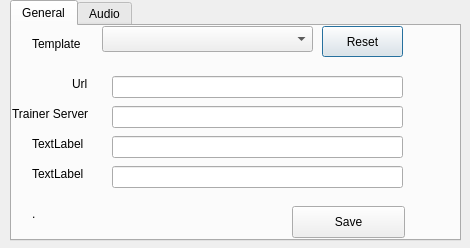
Old version of the form SettingsDialog.ui in the repository seven1240/trainer-studio-opensource.
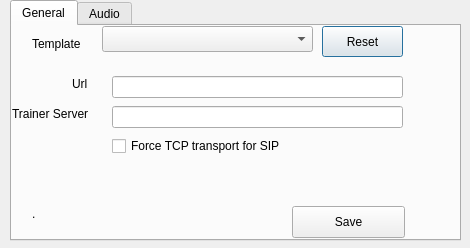
New version of the form.

Commit message: build target to 10.5, sip transport option, auto pause, collect system info etc

What changed in the file:
```diff
--- a/SettingsDialog.ui
+++ b/SettingsDialog.ui
@@ -75,26 +75,6 @@
       </rect>
      </property>
     </widget>
-    <widget class="QLineEdit" name="lineEdit_3">
-     <property name="geometry">
-      <rect>
-       <x>100</x>
-       <y>110</y>
-       <width>291</width>
-       <height>22</height>
-      </rect>
-     </property>
-    </widget>
-    <widget class="QLineEdit" name="lineEdit_4">
-     <property name="geometry">
-      <rect>
-       <x>100</x>
-       <y>140</y>
-       <width>291</width>
-       <height>22</height>
-      </rect>
-     </property>
-    </widget>
     <widget class="QPushButton" name="pushButton">
      <property name="geometry">
       <rect>
@@ -134,32 +114,6 @@
       <string>Trainer Server</string>
      </property>
     </widget>
-    <widget class="QLabel" name="label_4">
-     <property name="geometry">
-      <rect>
-       <x>20</x>
-       <y>110</y>
-       <width>61</width>
-       <height>16</height>
-      </rect>
-     </property>
-     <property name="text">
-      <string>TextLabel</string>
-     </property>
-    </widget>
-    <widget class="QLabel" name="label_5">
-     <property name="geometry">
-      <rect>
-       <x>20</x>
-       <y>140</y>
-       <width>61</width>
-       <height>16</height>
-      </rect>
-     </property>
-     <property name="text">
-      <string>TextLabel</string>
-     </property>
-    </widget>
     <widget class="QPushButton" name="pbSaveGeneral">
      <property name="geometry">
       <rect>
@@ -186,6 +140,19 @@
       <string>.</string>
      </property>
     </widget>
+    <widget class="QCheckBox" name="cbSIPTransport">
+     <property name="geometry">
+      <rect>
+       <x>100</x>
+       <y>110</y>
+       <width>201</width>
+       <height>20</height>
+      </rect>
+     </property>
+     <property name="text">
+      <string>Force TCP transport for SIP</string>
+     </property>
+    </widget>
    </widget>
    <widget class="QWidget" name="tabSip">
     <attribute name="title">
```
The commit also changes 5 other files.
